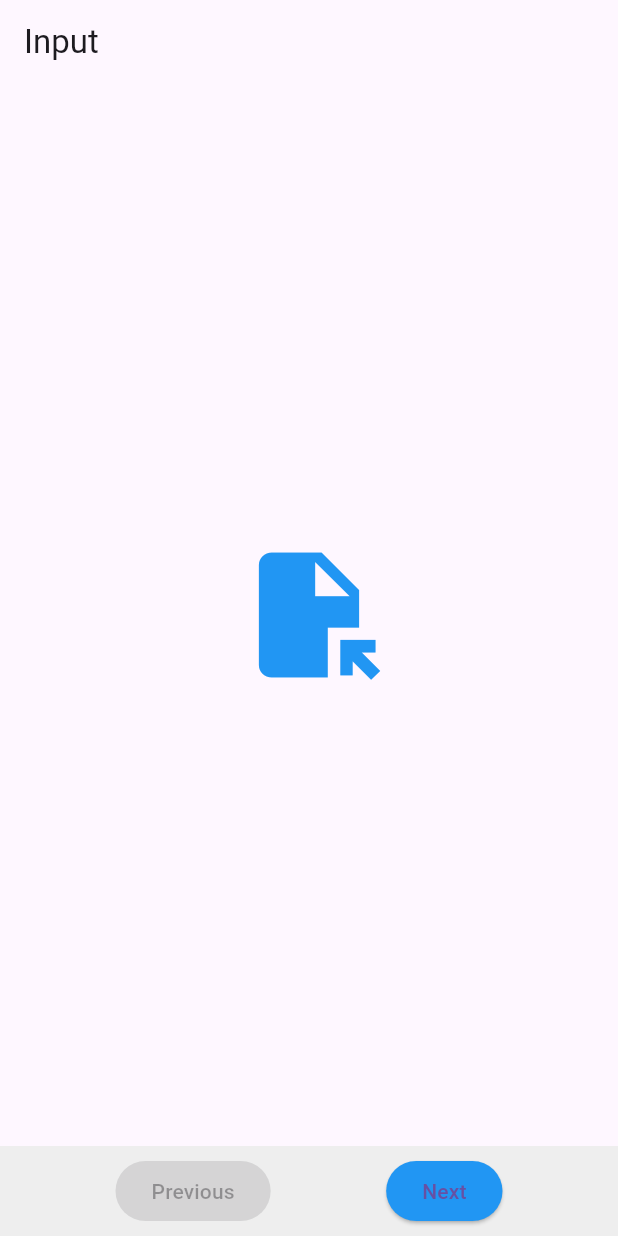
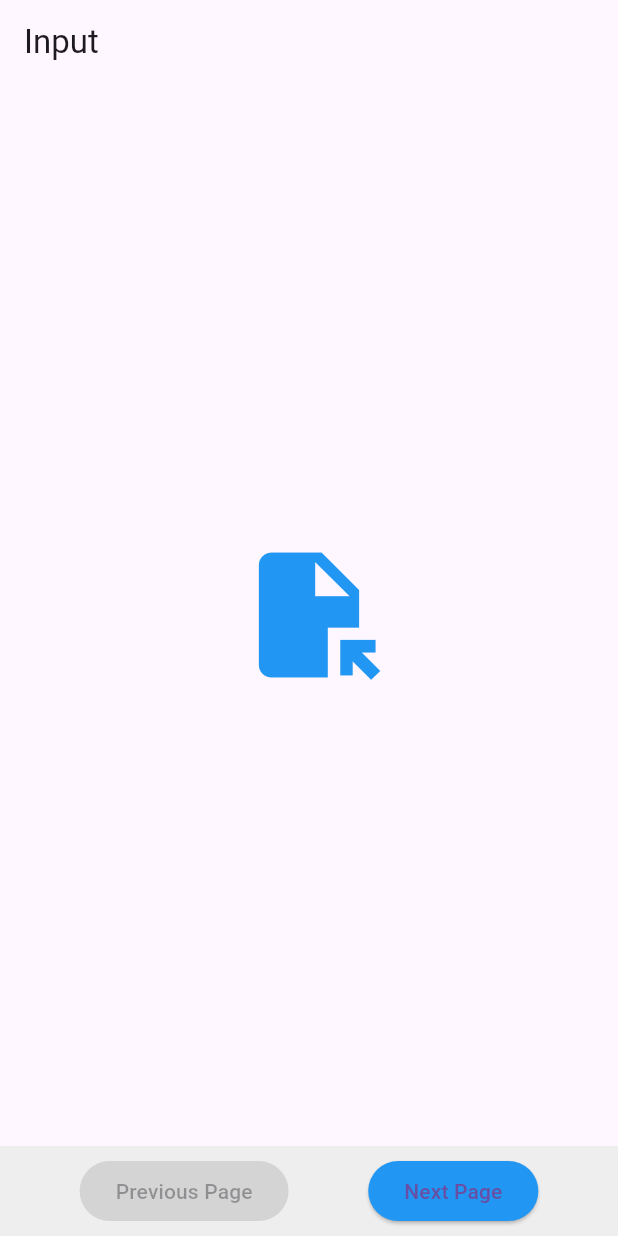
Before and after one commit to cs481-ekh/s25-syncineers, a Flutter app: the screen it shows after launch, on a phone screen of 412 x 824 dp. Run offline on Flutter 3.47's test engine with Material 3 defaults, Android fonts, the phone set to English and light mode, and no system bars; our stand-ins replace csv, file_picker, google_sign_in, googleapis_auth, shared_preferences, web; missing offline and left inert: excel, file_saver, googleapis.

Commit message:
closes #113 (#114)

```diff
--- a/easy_sync/lib/tools/frame.dart
+++ b/easy_sync/lib/tools/frame.dart
@@ -45,14 +45,14 @@ class _FrameState extends State<Frame> {
                   style: ElevatedButton.styleFrom(
                     backgroundColor: widget.prevColor,
                   ),
-                  child: const Text('Previous'),
+                  child: const Text('Previous Page'),
                 ),
                 ElevatedButton(
                   onPressed: widget.onNextPressed, // Use the callback
                   style: ElevatedButton.styleFrom(
                     backgroundColor: widget.nextColor,
                   ),
-                  child: const Text('Next'),
+                  child: const Text('Next Page'),
                 ),
               ],
             ),
```
Also changed, not shown: compose.yaml (+4 -4 lines), 1 other file.
